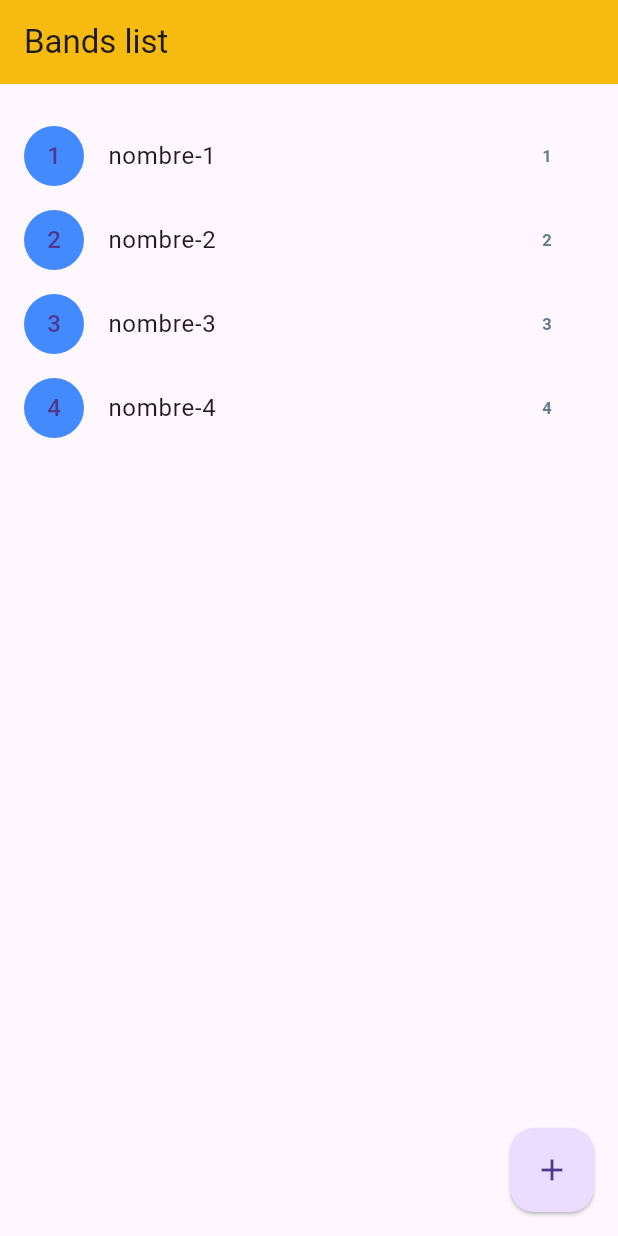
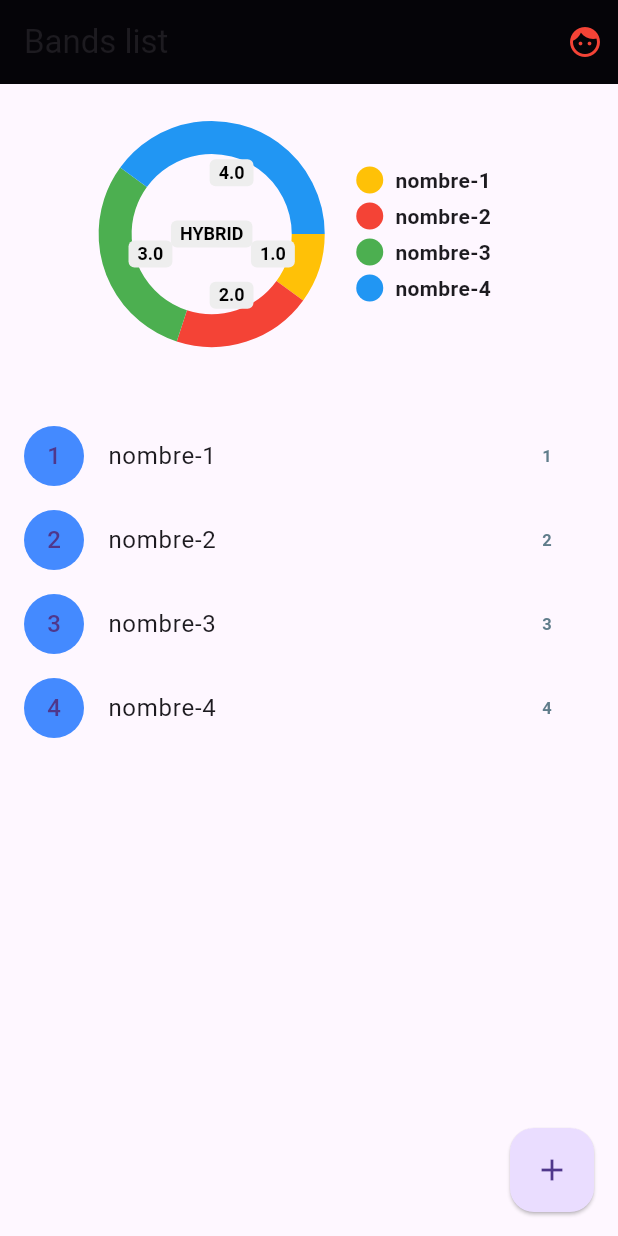
Before and after one commit to fran72/flutter_adv_02, a Flutter app: the screen it shows after launch, on a phone screen of 412 x 824 dp. Run offline on Flutter 3.47's test engine with Material 3 defaults, Android fonts, the phone set to English and light mode, and no system bars; drawn by our look-alikes of pie_chart; our stand-ins replace socket_io_client; network calls fail.

Commit message:
final de seccion 4

```diff
--- a/lib/bands/band.dart
+++ b/lib/bands/band.dart
@@ -1,5 +1,5 @@
 class Band {
-  String id;
+  int id;
   String name;
   int votes;
 
@@ -10,9 +10,9 @@ class Band {
   });
 
 // crea una nueva instancia de la clase, en base al obj que le pasas
-  factory Band.fromMap(Map<String, dynamic> obj) => Band(
-        id: obj['id'],
+  factory Band.fromMap(Map<dynamic, dynamic> obj) => Band(
+        id: obj['id'], // id: obj.containsKey('id') ? obj['id'] : 'no-id',
         name: obj['name'],
-        votes: obj['votes'],
+        votes: obj['votes'], // tambien puede ser asi directamente
       );
 }
--- a/lib/main.dart
+++ b/lib/main.dart
@@ -1,5 +1,8 @@
 import 'package:band_names_adv_02/pages/home.dart';
+import 'package:band_names_adv_02/pages/status.dart';
+import 'package:band_names_adv_02/services/socket_service.dart';
 import 'package:flutter/material.dart';
+import 'package:provider/provider.dart';
 
 void main() => runApp(const MyApp());
 
@@ -8,13 +11,19 @@ class MyApp extends StatelessWidget {
 
   @override
   Widget build(BuildContext context) {
-    return MaterialApp(
+    return MultiProvider(
+      providers: [
+        ChangeNotifierProvider(create: (_) => SocketService()),
+      ],
+      child: MaterialApp(
         debugShowCheckedModeBanner: false,
         title: 'Material App',
         initialRoute: 'home',
         routes: {
           'home': (_) => const HomePage(),
+          'status': (_) => const StatusPage(),
         },
+      ),
     );
   }
 }
--- a/lib/pages/home.dart
+++ b/lib/pages/home.dart
@@ -1,8 +1,12 @@
 import 'dart:io';
 
-import 'package:band_names_adv_02/bands/band.dart';
 import 'package:flutter/cupertino.dart';
 import 'package:flutter/material.dart';
+import 'package:pie_chart/pie_chart.dart';
+import 'package:provider/provider.dart';
+
+import 'package:band_names_adv_02/bands/band.dart';
+import 'package:band_names_adv_02/services/socket_service.dart';
 
 class HomePage extends StatefulWidget {
   const HomePage({super.key});
@@ -13,24 +17,48 @@ class HomePage extends StatefulWidget {
 
 class _HomePageState extends State<HomePage> {
   List<Band> bands = [
-    Band(id: '1', name: 'nombre-1', votes: 1),
-    Band(id: '2', name: 'nombre-2', votes: 2),
-    Band(id: '3', name: 'nombre-3', votes: 3),
-    Band(id: '4', name: 'nombre-4', votes: 4),
+    Band(id: 1, name: 'nombre-1', votes: 1),
+    Band(id: 2, name: 'nombre-2', votes: 2),
+    Band(id: 3, name: 'nombre-3', votes: 3),
+    Band(id: 4, name: 'nombre-4', votes: 4),
   ];
 
   @override
   Widget build(BuildContext context) {
+    final socketService = Provider.of<SocketService>(context);
+
+    socketService.socket.on('active-bands', (payload) {
+      bands = (payload as List).map((band) => Band.fromMap(band)).toList();
+      setState(() {});
+      debugPrint('active-bands...............................');
+    });
+
     return Scaffold(
       appBar: AppBar(
         title: const Text('Bands list'),
-        backgroundColor: Colors.amber,
+        backgroundColor: Colors.black,
         elevation: 1,
+        actions: [
+          Container(
+            margin: const EdgeInsets.only(right: 10),
+            child: (socketService.serverStatus == ServerStatus.online)
+                ? const Icon(Icons.face, color: Colors.green)
+                : const Icon(Icons.face, color: Colors.red),
+          ),
+        ],
       ),
-      body: ListView.builder(
-        padding: const EdgeInsets.only(top: 20.0, right: 20.0),
-        itemCount: bands.length,
-        itemBuilder: (BuildContext contexts, int i) => _bandTile(bands[i]),
+      body: Column(
+        children: [
+          _showGraph('Bands list'),
+          Expanded(
+            child: ListView.builder(
+              padding: const EdgeInsets.only(top: 20.0, right: 20.0),
+              itemCount: bands.length,
+              itemBuilder: (BuildContext contexts, int i) =>
+                  _bandTile(bands[i]),
+            ),
+          )
+        ],
       ),
       floatingActionButton: FloatingActionButton(
         onPressed: addNewBand,
@@ -41,11 +69,13 @@ class _HomePageState extends State<HomePage> {
   }
 
   Widget _bandTile(Band banda) {
+    final socketService = Provider.of<SocketService>(context, listen: false);
+
     return Dismissible(
-      key: Key(banda.id),
+      key: Key(banda.id.toString()),
       direction: DismissDirection.startToEnd,
-      onDismissed: (direction) {
-        print('> 1....borradoooo');
+      onDismissed: (_) {
+        socketService.socket.emit('delete-band', {'id': banda.id});
       },
       background: Container(
         color: Colors.amber,
@@ -57,7 +87,7 @@ class _HomePageState extends State<HomePage> {
       child: ListTile(
         leading: CircleAvatar(
           backgroundColor: Colors.blueAccent,
-          child: Text(banda.id),
+          child: Text(banda.id.toString()),
         ),
         title: Text(banda.name),
         trailing: Text(
@@ -66,8 +96,7 @@ class _HomePageState extends State<HomePage> {
               color: Colors.blueGrey, fontWeight: FontWeight.bold),
         ),
         onTap: () {
-          banda.votes += 1;
-          setState(() {});
+          socketService.socket.emit('vote-band', {'id': banda.id});
         },
       ),
     );
@@ -127,14 +156,59 @@ class _HomePageState extends State<HomePage> {
 
   addBandToList(String name) {
     if (name.length > 1) {
-      print('> 1....${name.length}');
+      // bands.add(Band(id: (bands.length + 1), name: name, votes: 0));
+      final socketService = Provider.of<SocketService>(context, listen: false);
 
-      bands.add(Band(id: (bands.length + 1).toString(), name: name, votes: 0));
-    } else {
-      print('${name.length}');
+      socketService.socket.emit('add-band', {'name': name});
+    }
+    Navigator.pop(context);
+  }
+
+  Widget _showGraph(String name) {
+    Map<String, double> dataMap = {};
+
+    for (var band in bands) {
+      dataMap.putIfAbsent(band.name, () => band.votes.toDouble());
     }
 
-    setState(() {});
-    Navigator.pop(context);
+    final List<Color> colorList = [
+      Colors.amber,
+      Colors.red,
+      Colors.green,
+      Colors.blue,
+    ];
+
+    return SizedBox(
+      width: double.infinity,
+      height: 200,
+      child: PieChart(
+        dataMap: dataMap,
+        animationDuration: const Duration(milliseconds: 800),
+        chartLegendSpacing: 32,
+        chartRadius: MediaQuery.of(context).size.width / 3.2,
+        colorList: colorList,
+        initialAngleInDegree: 0,
+        chartType: ChartType.ring,
+        ringStrokeWidth: 22,
+        centerText: "HYBRID",
+        legendOptions: const LegendOptions(
+          showLegendsInRow: false,
+          legendPosition: LegendPosition.right,
+          showLegends: true,
+          legendTextStyle: TextStyle(
+            fontWeight: FontWeight.bold,
+          ),
+        ),
+        chartValuesOptions: const ChartValuesOptions(
+          showChartValueBackground: true,
+          showChartValues: true,
+          showChartValuesInPercentage: false,
+          showChartValuesOutside: false,
+          decimalPlaces: 1,
+        ),
+        // gradientList: ---To add gradient colors---
+        // emptyColorGradient: ---Empty Color gradient---
+      ),
+    );
   }
 }
--- a/pubspec.yaml
+++ b/pubspec.yaml
@@ -35,6 +35,9 @@ dependencies:
   # The following adds the Cupertino Icons font to your application.
   # Use with the CupertinoIcons class for iOS style icons.
   cupertino_icons: ^1.0.2
+  socket_io_client: ^3.0.0-beta.2
+  provider: ^6.1.2
+  pie_chart: ^5.4.0
 
 dev_dependencies:
   flutter_test:
```
Also changed, not shown: lib/pages/status.dart (added, +34 -0 lines), lib/services/socket_service.dart (added, +41 -0 lines), pubspec.lock. Lines whose indentation alone changed are shown as unchanged.
